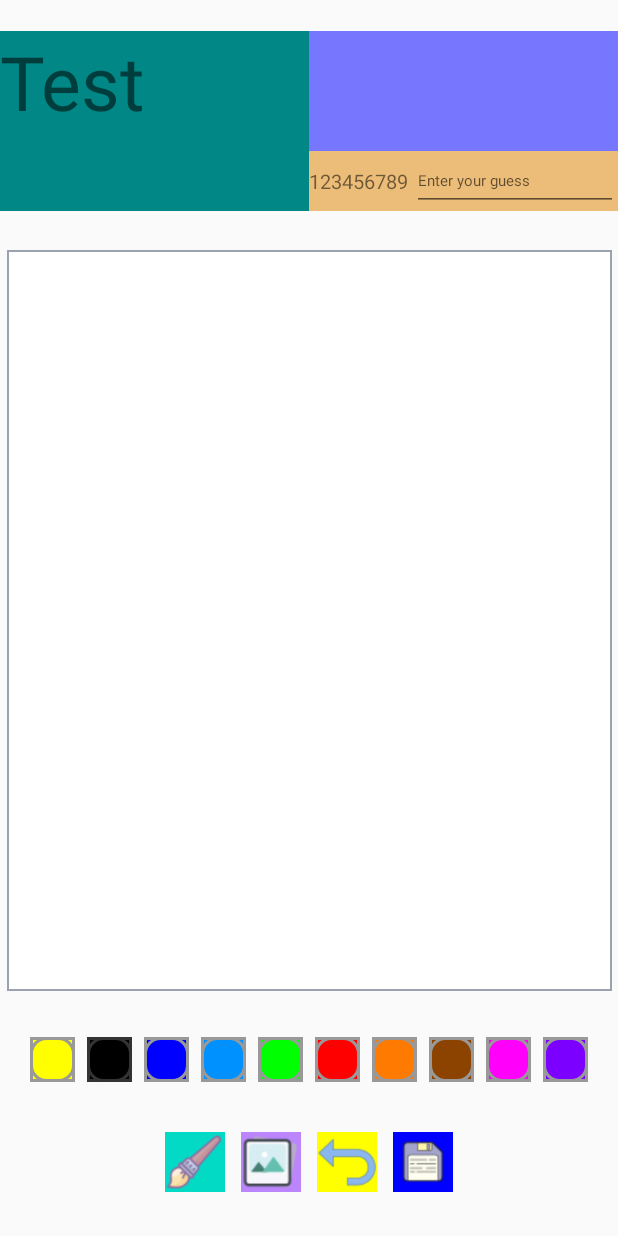
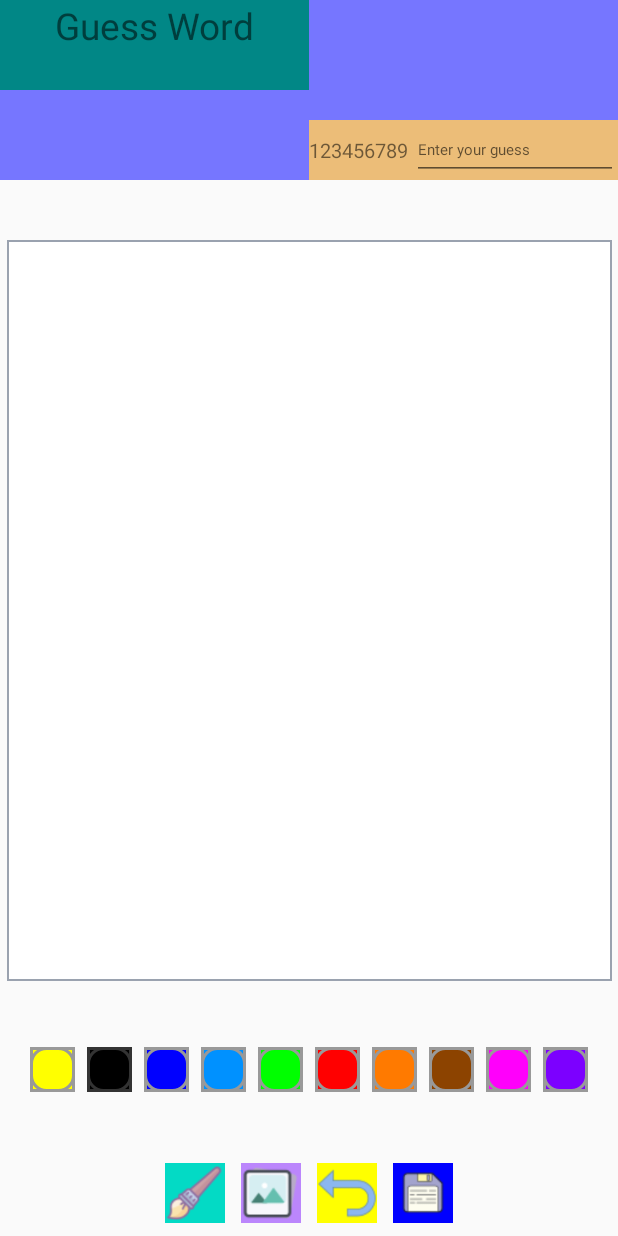
Before and after one commit to GhostDog788/DrawingAppHome, an Android app: the MainActivity screen opened directly, with no data from a screen before it, on a phone screen of 412 x 824 dp. Run offline under Robolectric (Android 15) with nearby library versions, the phone set to English and light mode, and no system bars; our stand-ins replace Firebase (no records; nobody signed in at launch, a user with empty details on screens opened directly); 5 statements that could not run were skipped.

Commit message:
chat v0.2

```diff
--- a/app/src/main/AndroidManifest.xml
+++ b/app/src/main/AndroidManifest.xml
@@ -37,11 +37,11 @@
                 android:name="android.app.lib_name"
                 android:value="" />
         </activity>
+        <!--android:windowSoftInputMode="adjustPan"-->
         <activity
             android:name=".MainActivity"
             android:exported="false"
             android:theme="@style/Theme.AppCompat.Light.NoActionBar"
-            android:windowSoftInputMode="adjustPan"
             android:screenOrientation="portrait">
             <meta-data
                 android:name="android.app.lib_name"
--- a/app/src/main/java/il/ghostdog/drawingapp/CreateLobbyActivity.kt
+++ b/app/src/main/java/il/ghostdog/drawingapp/CreateLobbyActivity.kt
@@ -9,6 +9,7 @@ import android.view.View
 import android.widget.Button
 import android.widget.Toast
 import androidx.lifecycle.lifecycleScope
+import androidx.recyclerview.widget.GridLayoutManager
 import androidx.recyclerview.widget.LinearLayoutManager
 import androidx.recyclerview.widget.RecyclerView
 import com.google.firebase.auth.FirebaseAuth
@@ -52,7 +53,7 @@ class CreateLobbyActivity : AppCompatActivity(), PlayerRecyclerAdapter.RecyclerV
 
         rvPlayers = findViewById(R.id.rvPlayers)
         rvPlayers.adapter = PlayerRecyclerAdapter(playerRViewDataList, this)
-        rvPlayers.layoutManager = LinearLayoutManager(this@CreateLobbyActivity)
+        rvPlayers.layoutManager = GridLayoutManager(this@CreateLobbyActivity, 2)
 
         lifecycleScope.launch {
             setUpLobby()
--- a/app/src/main/res/layout/activity_main.xml
+++ b/app/src/main/res/layout/activity_main.xml
@@ -10,28 +10,48 @@
         android:id="@+id/llChatAndPlayers"
         android:layout_width="match_parent"
         android:layout_height="120dp"
+        android:background="@color/teal_700"
         android:orientation="horizontal"
-        android:background="@color/teal_700"
         app:layout_constraintBottom_toTopOf="@+id/flDrawingViewContainer"
         app:layout_constraintLeft_toLeftOf="parent"
         app:layout_constraintRight_toRightOf="parent"
-        app:layout_constraintTop_toTopOf="parent">
-
-        <TextView
-            android:layout_width="match_parent"
-            android:layout_height="match_parent"
-            android:text="Test"
-            android:textSize="50dp"
-            android:layout_weight="1"/>
+        app:layout_constraintTop_toTopOf="parent"
+        app:layout_constraintVertical_chainStyle="spread_inside">
 
         <LinearLayout
             android:layout_width="match_parent"
             android:layout_height="match_parent"
-            android:orientation="vertical"
-            android:layout_weight="1">
+            android:layout_weight="1"
+            android:orientation="vertical">
+
+            <TextView
+                android:layout_width="match_parent"
+                android:layout_height="match_parent"
+                android:layout_weight="1"
+                android:autoSizeMaxTextSize="25dp"
+                android:autoSizeMinTextSize="2dp"
+                android:autoSizeTextType="uniform"
+                android:gravity="center_horizontal"
+                android:maxLines="1"
+                android:text="Guess Word" />
 
             <androidx.recyclerview.widget.RecyclerView
                 android:id="@+id/rvPlayers"
+                android:layout_width="match_parent"
+                android:layout_height="match_parent"
+                android:layout_weight="1"
+                android:background="#7676FF" />
+
+        </LinearLayout>
+
+        <LinearLayout
+            android:layout_width="match_parent"
+            android:layout_height="match_parent"
+            android:layout_weight="1"
+            android:orientation="vertical">
+
+            <androidx.recyclerview.widget.RecyclerView
+                android:id="@+id/rvChat"
                 android:layout_width="match_parent"
                 android:layout_height="match_parent"
                 android:layout_weight="1"
@@ -46,20 +66,20 @@
                 <TextView
                     android:layout_width="match_parent"
                     android:layout_height="match_parent"
-                    android:text="123456789"
+                    android:layout_weight="2"
+                    android:autoSizeMaxTextSize="30dp"
+                    android:autoSizeMinTextSize="2dp"
                     android:autoSizeTextType="uniform"
-                    android:autoSizeMinTextSize="2dp"
-                    android:autoSizeMaxTextSize="30dp"
+                    android:gravity="center_vertical"
                     android:maxLines="1"
-                    android:gravity="center_vertical"
-                    android:layout_weight="2"/>
+                    android:text="123456789" />
 
                 <EditText
                     android:layout_width="match_parent"
                     android:layout_height="match_parent"
+                    android:layout_weight="1"
                     android:hint="Enter your guess"
-                    android:layout_weight="1"
-                    android:textSize="10dp"/>
+                    android:textSize="10dp" />
 
             </LinearLayout>
 
@@ -69,8 +89,8 @@
 
     <FrameLayout
         android:id="@+id/flDrawingViewContainer"
-        android:layout_width="0dp"
-        android:layout_height="0dp"
+        android:layout_width="200dp"
+        android:layout_height="200dp"
         android:layout_margin="5dp"
         android:background="@drawable/background_drawing_view_layout"
         app:layout_constraintBottom_toTopOf="@+id/llPaintColors"
@@ -88,7 +108,7 @@
         <il.ghostdog.drawingapp.DrawingView
             android:id="@+id/dvDrawingView"
             android:layout_width="match_parent"
-            android:layout_height="match_parent"/>
+            android:layout_height="match_parent" />
 
     </FrameLayout>
 
```
